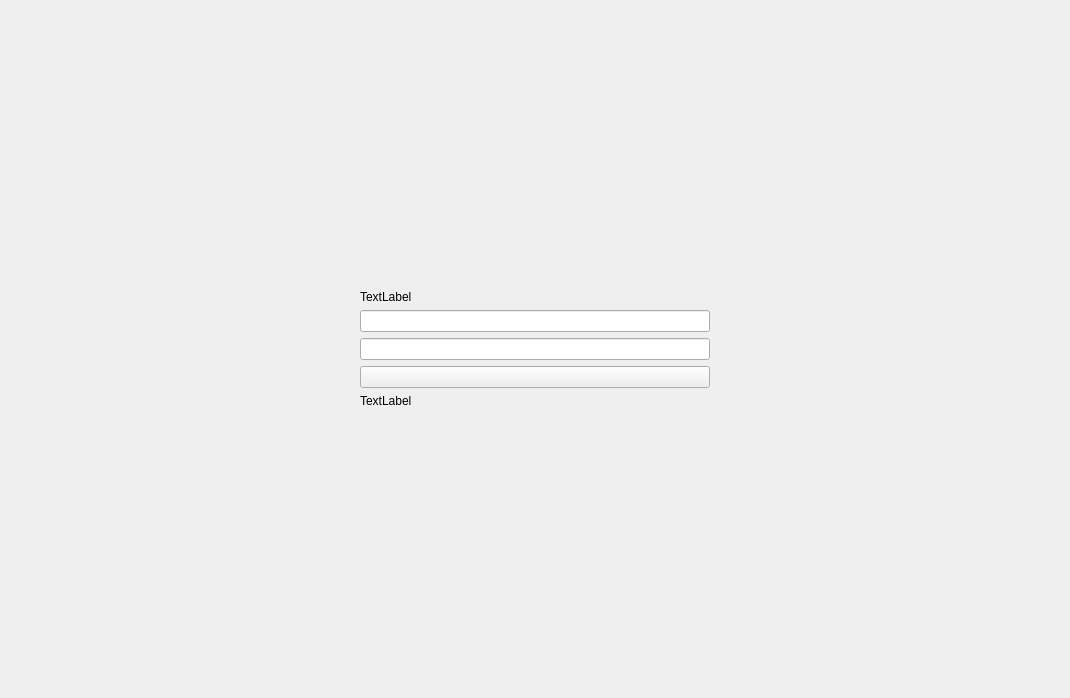
The window that Login/mainwindow.ui (dihnhuunam/Qt-Projects) describes before a commit, drawn with Qt 5.
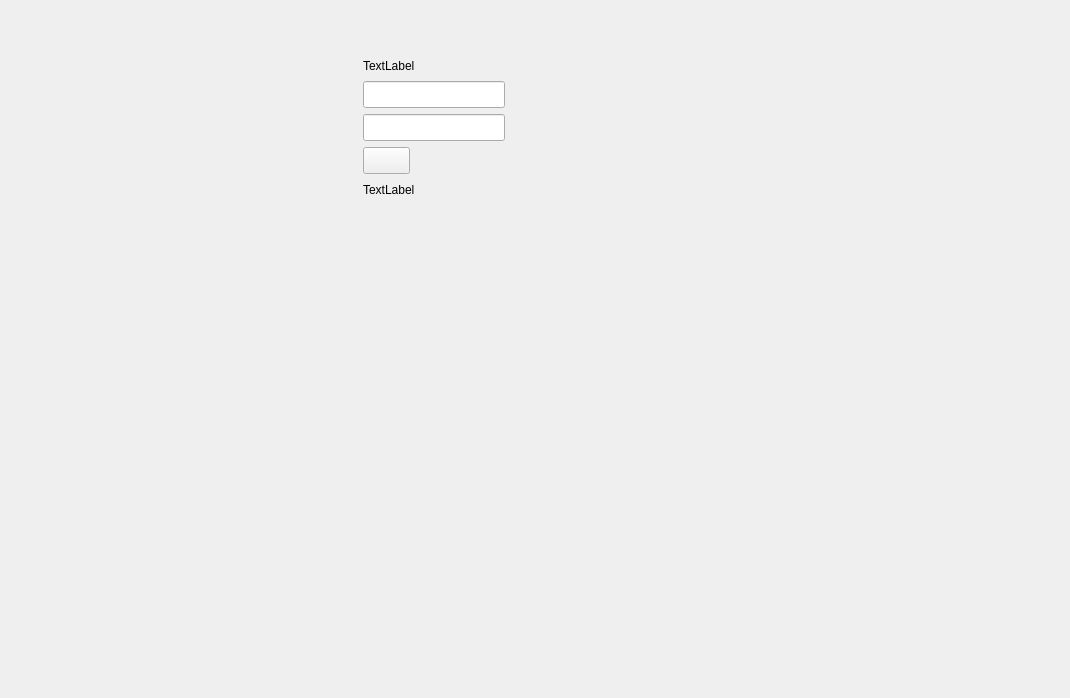
The same window after the commit.

Commit message: [ADD]: Login Form Layout using Code

Diff of the .ui file:
```diff
--- a/Login/mainwindow.ui
+++ b/Login/mainwindow.ui
@@ -14,91 +14,65 @@
    <string>MainWindow</string>
   </property>
   <widget class="QWidget" name="centralwidget">
-   <layout class="QHBoxLayout" name="horizontalLayout">
-    <item>
-     <spacer name="horizontalSpacerLeft">
-      <property name="orientation">
-       <enum>Qt::Horizontal</enum>
-      </property>
-      <property name="sizeHint" stdset="0">
-       <size>
-        <width>40</width>
-        <height>20</height>
-       </size>
-      </property>
-     </spacer>
-    </item>
-    <item>
-     <layout class="QVBoxLayout" name="loginForm">
-      <item>
-       <spacer name="verticalSpacerTop">
-        <property name="orientation">
-         <enum>Qt::Vertical</enum>
-        </property>
-        <property name="sizeHint" stdset="0">
-         <size>
-          <width>20</width>
-          <height>40</height>
-         </size>
-        </property>
-       </spacer>
-      </item>
-      <item>
        <widget class="QLabel" name="loginLabel">
+    <property name="geometry">
+     <rect>
+      <x>363</x>
+      <y>56</y>
+      <width>66</width>
+      <height>19</height>
+     </rect>
+    </property>
         <property name="text">
          <string>TextLabel</string>
         </property>
        </widget>
-      </item>
-      <item>
-       <widget class="QLineEdit" name="usernameLineEdit"/>
-      </item>
-      <item>
-       <widget class="QLineEdit" name="passwordLineEdit"/>
-      </item>
-      <item>
+   <widget class="QLineEdit" name="usernameLineEdit">
+    <property name="geometry">
+     <rect>
+      <x>363</x>
+      <y>81</y>
+      <width>142</width>
+      <height>27</height>
+     </rect>
+    </property>
+   </widget>
+   <widget class="QLineEdit" name="passwordLineEdit">
+    <property name="geometry">
+     <rect>
+      <x>363</x>
+      <y>114</y>
+      <width>142</width>
+      <height>27</height>
+     </rect>
+    </property>
+   </widget>
        <widget class="QPushButton" name="loginButton">
+    <property name="geometry">
+     <rect>
+      <x>363</x>
+      <y>147</y>
+      <width>47</width>
+      <height>27</height>
+     </rect>
+    </property>
         <property name="text">
          <string/>
         </property>
        </widget>
-      </item>
-      <item>
        <widget class="QLabel" name="statusLabel">
+    <property name="geometry">
+     <rect>
+      <x>363</x>
+      <y>180</y>
+      <width>66</width>
+      <height>19</height>
+     </rect>
+    </property>
         <property name="text">
          <string>TextLabel</string>
         </property>
        </widget>
-      </item>
-      <item>
-       <spacer name="verticalSpaceBottom">
-        <property name="orientation">
-         <enum>Qt::Vertical</enum>
-        </property>
-        <property name="sizeHint" stdset="0">
-         <size>
-          <width>20</width>
-          <height>40</height>
-         </size>
-        </property>
-       </spacer>
-      </item>
-     </layout>
-    </item>
-    <item>
-     <spacer name="horizontalSpacerRight">
-      <property name="orientation">
-       <enum>Qt::Horizontal</enum>
-      </property>
-      <property name="sizeHint" stdset="0">
-       <size>
-        <width>40</width>
-        <height>20</height>
-       </size>
-      </property>
-     </spacer>
-    </item>
-   </layout>
   </widget>
  </widget>
  <resources/>
```
Lines whose indentation alone changed are shown as unchanged. The commit also changes 13 other files.
